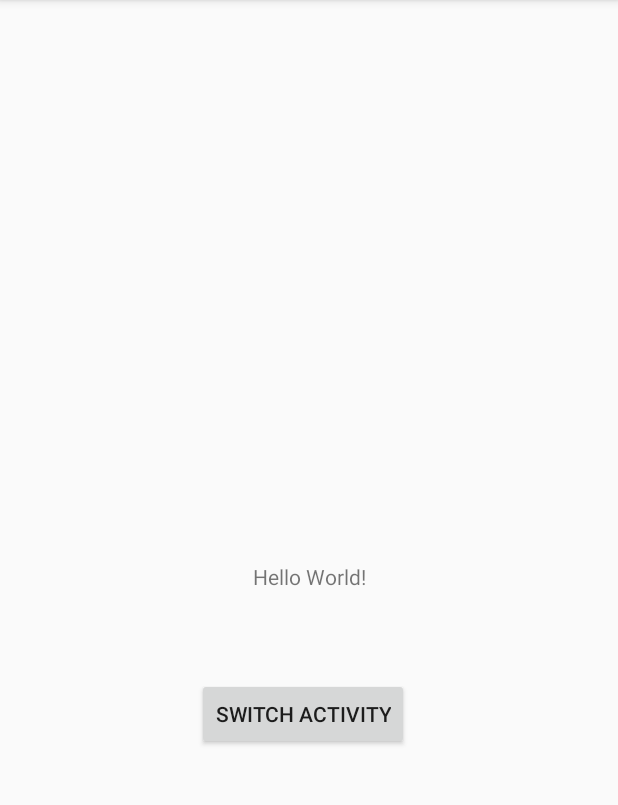
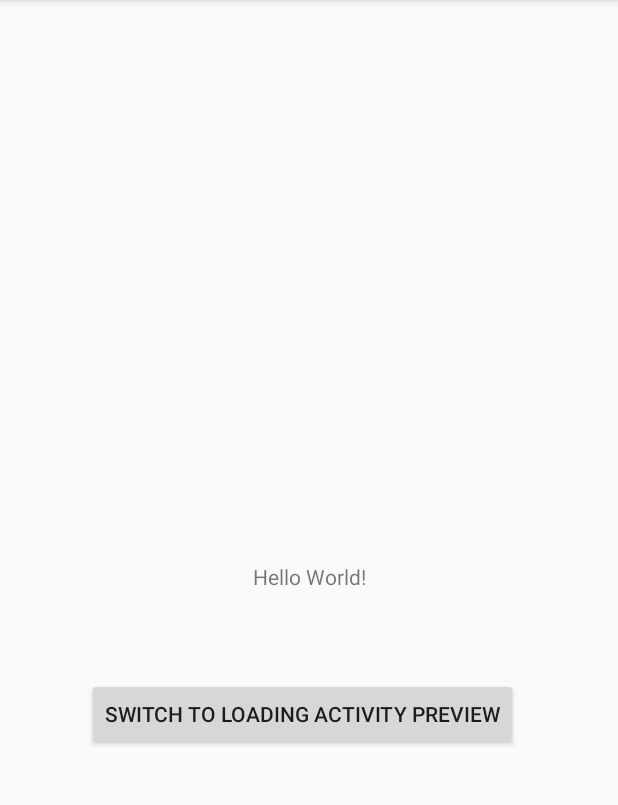
Before and after one commit to GuillaumeFeltrin/InToDeep, an Android app: the screen it shows after launch (MainActivity), on a phone screen of 412 x 824 dp, the part 84-889 px from its top. Run offline under Robolectric (Android 15) with nearby library versions, the phone set to English and light mode, and no system bars; libraries missing offline, so code that uses them is left out: fr.isen.android.

Commit message:
add specific button to view loading activity content

```diff
--- a/app/src/main/java/fr/isen/android/project/intodeep/MainActivity.kt
+++ b/app/src/main/java/fr/isen/android/project/intodeep/MainActivity.kt
@@ -11,7 +11,7 @@ class MainActivity : AppCompatActivity() {
         super.onCreate(savedInstanceState)
         setContentView(R.layout.activity_main)
 
-        switchActivityButton.setOnClickListener {
+        switchActivityLoadingButton.setOnClickListener {
             startActivity(Intent(this, loading::class.java))
         }
     }
--- a/app/src/main/res/layout/activity_main.xml
+++ b/app/src/main/res/layout/activity_main.xml
@@ -17,7 +17,7 @@
         app:layout_constraintTop_toTopOf="parent" />
 
     <Button
-        android:id="@+id/switchActivityButton"
+        android:id="@+id/switchActivityLoadingButton"
         android:layout_width="wrap_content"
         android:layout_height="wrap_content"
         android:layout_marginStart="157dp"
--- a/app/src/main/res/values/strings.xml
+++ b/app/src/main/res/values/strings.xml
@@ -1,6 +1,6 @@
 <resources>
     <string name="app_name">InToDeep</string>
-    <string name="switch_activity_button">switch activity</string>
+    <string name="switch_activity_button">switch to loading activity preview</string>
     <string name="text_second_loading">brace yourself !</string>
     <string name="text_title_loading">Going into Deep !</string>
 </resources>
```
